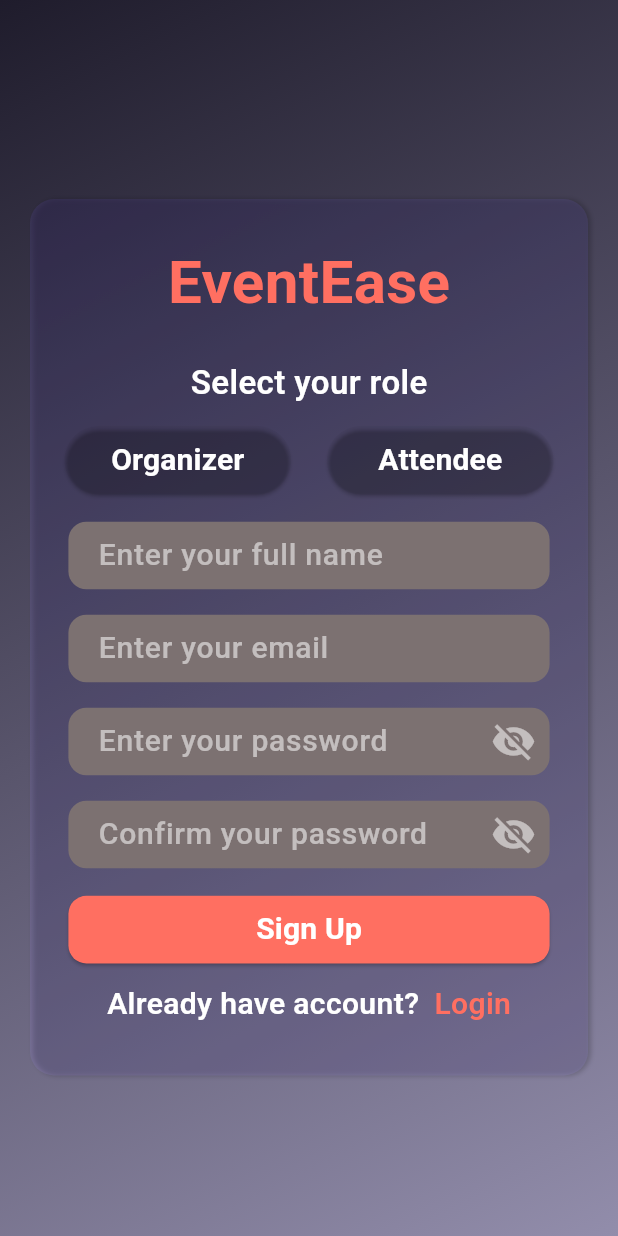
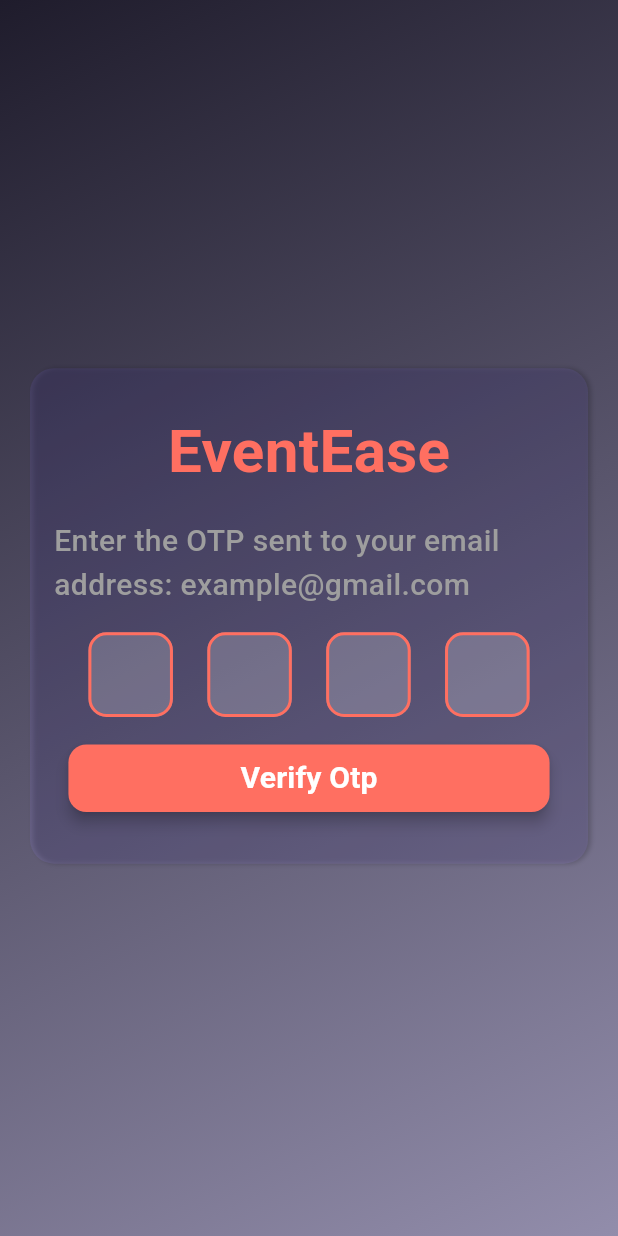
Before and after one commit to iimirzaa/event_management_system, a Flutter app: the SignupView screen opened directly, after a tap on "Sign Up", on a phone screen of 412 x 824 dp. Run offline on Flutter 3.47's test engine with Material 3 defaults, Android fonts, the phone set to English and light mode, and no system bars; our stand-ins replace bloc, flutter_bloc, flutter_screenutil.

Commit message:
Initial Commit

```diff
--- a/lib/CustomWidget/CustomButton.dart
+++ b/lib/CustomWidget/CustomButton.dart
@@ -30,6 +30,7 @@ class _CustomButtonState extends State<CustomButton> {
       onPressed: widget.press,
 
       style: ElevatedButton.styleFrom(
+        elevation: 4,
         maximumSize: Size(widget.width, widget.height),
         minimumSize: Size(widget.width,widget.height),
         backgroundColor: widget.color,
--- a/lib/features/Auth/Auth_Bloc/auth_bloc.dart
+++ b/lib/features/Auth/Auth_Bloc/auth_bloc.dart
@@ -22,5 +22,8 @@ class AuthBloc extends Bloc<AuthEvent, AuthState> {
     on<SignUpClicked>((event,emit){
       emit(SignUpState());
     });
+    on<SignUpButtonClicked>((event,emit){
+      emit(SignUpButtonState());
+    });
   }
 }
--- a/lib/features/Auth/Auth_Bloc/auth_event.dart
+++ b/lib/features/Auth/Auth_Bloc/auth_event.dart
@@ -28,7 +28,7 @@ class LoginButtonClicked extends AuthEvent{
    required this.key
 });
 
-
-
+}
+class SignUpButtonClicked extends AuthEvent{
 
 }
--- a/lib/features/Auth/Auth_Bloc/auth_state.dart
+++ b/lib/features/Auth/Auth_Bloc/auth_state.dart
@@ -32,3 +32,4 @@ class LoginErrorState extends AuthState{
 });
 
 }
+class SignUpButtonState extends AuthState{}
--- /dev/null
+++ b/lib/features/Auth/Otp/send_otp.dart
@@ -0,0 +1,206 @@
+import 'package:event_management_system/Scaffold_Theme/scaffold_gradient.dart';
+import 'package:flutter/material.dart';
+import 'package:event_management_system/CustomWidget/CustomButton.dart';
+import 'package:event_management_system/CustomWidget/CustomText.dart';
+import 'package:event_management_system/CustomWidget/custominput.dart';
+import 'package:event_management_system/Scaffold_Theme/scaffold_gradient.dart';
+import 'package:event_management_system/features/Auth/Login/login_view.dart';
+import 'package:event_management_system/features/Auth/Otp/send_otp.dart';
+import 'package:flutter/material.dart';
+import 'package:flutter_screenutil/flutter_screenutil.dart';
+import 'package:flutter_bloc/flutter_bloc.dart';
+import '../Auth_Bloc/auth_bloc.dart';
+
+class SendOtp extends StatefulWidget {
+  const SendOtp({super.key});
+
+  @override
+  State<SendOtp> createState() => _SendOtpState();
+}
+
+class _SendOtpState extends State<SendOtp> {
+  final List<TextEditingController> _controller = List.generate(
+    4,
+    (_) => TextEditingController(),
+  );
+  final List<FocusNode> _focusnode = List.generate(4, (_) => FocusNode());
+  @override
+  void dispose() {
+    for (var c in _controller) {
+      c.dispose();
+    }
+    for (var f in _focusnode) {
+      f.dispose();
+    }
+    super.dispose();
+  }
+
+  void _onChanged(int index, String value) {
+    if (value.isNotEmpty) {
+      if (index < 3) {
+        FocusScope.of(context).requestFocus(_focusnode[index + 1]);
+      } else {
+        _focusnode[index].unfocus(); // done typing
+      }
+    } else {
+      if (index > 0) {
+        FocusScope.of(context).requestFocus(_focusnode[index - 1]);
+      }
+    }
+  }
+
+  final _form_key = GlobalKey<FormState>();
+  @override
+  Widget build(BuildContext context) {
+    return BlocConsumer<AuthBloc, AuthState>(
+      listener: (context, state) {
+        if (state is LoginGestureState) {
+          Navigator.push(
+            context,
+            MaterialPageRoute(builder: (_) => LoginView()),
+          );
+        }
+        if (state is SignUpButtonState) {
+          Navigator.pushReplacement(
+            context,
+            MaterialPageRoute(builder: (_) => SendOtp()),
+          );
+        }
+      },
+      builder: (context, state) {
+        return GradientScaffold(
+          body: SingleChildScrollView(
+            child: SafeArea(
+              child: Center(
+                child: Padding(
+                  padding: const EdgeInsets.all(20.0),
+                  child: Column(
+                    mainAxisAlignment: MainAxisAlignment.center,
+                    children: [
+                      SizedBox(height: 200.h),
+                      Container(
+                        decoration: BoxDecoration(
+                          color: Color(0xFF928dab),
+                          backgroundBlendMode: BlendMode.softLight,
+                          borderRadius: BorderRadius.circular(16.r),
+                          boxShadow: [
+                            BoxShadow(
+                              color: Colors.black.withOpacity(0.2),
+                              blurRadius: 2,
+                              offset: Offset(2, 0),
+                            ),
+                          ],
+                        ),
+                        child: Padding(
+                          padding: EdgeInsets.all(16.0.r),
+                          child: Form(
+                            key: _form_key,
+                            child: Column(
+                              mainAxisAlignment: MainAxisAlignment.center,
+
+                              children: [
+                                SizedBox(height: 10.h),
+                                CustomText(
+                                  text: "EventEase",
+                                  color: Color(0xFFFF6F61),
+                                  weight: FontWeight.w800,
+                                  size: 40.sp,
+                                ),
+                                SizedBox(height: 15.h),
+                                CustomText(
+                                  text:
+                                      "Enter the OTP sent to your email address: example@gmail.com",
+                                  color: Colors.grey,
+                                  weight: FontWeight.w400,
+                                  size: 20.sp,
+                                ),
+                                SizedBox(height: 15.h),
+                                Row(
+                                  mainAxisAlignment:
+                                      MainAxisAlignment.spaceEvenly,
+                                  children: List.generate(4, (index) {
+                                    return TextFormField(
+                                      style: TextStyle(
+                                        color: Colors.white,
+                                        fontWeight: FontWeight.w600,
+                                        fontSize: 25.sp,
+                                      ),
+                                      onChanged: (value) => _onChanged(
+                                        index,
+                                        _controller[index].text.trim(),
+                                      ),
+                                      showCursor: false,
+                                      maxLength: 1,
+                                      focusNode: _focusnode[index],
+                                      controller: _controller[index],
+                                      keyboardType: TextInputType.number,
+                                      textAlign: TextAlign.center,
+                                      decoration: InputDecoration(
+                                        constraints: BoxConstraints(
+                                          minHeight: 50.h,
+                                          maxHeight: 50.h,
+                                          minWidth: 50.h,
+                                          maxWidth: 50.h,
+                                        ),
+                                        filled: true,
+                                        fillColor: Colors.white.withAlpha(50),
+                                        counterText: "",
+                                        border: OutlineInputBorder(
+                                          borderRadius: BorderRadius.circular(
+                                            12.r,
+                                          ),
+                                          borderSide: BorderSide(
+                                            color: Color(0xFFFF6F61),
+                                            width: 2,
+                                          ),
+                                        ),
+                                        enabledBorder: OutlineInputBorder(
+                                          borderRadius: BorderRadius.circular(
+                                            12.r,
+                                          ),
+                                          borderSide: BorderSide(
+                                            color: Color(0xFFFF6F61),
+                                            width: 2,
+                                          ),
+                                        ),
+                                        focusedBorder: OutlineInputBorder(
+                                          borderRadius: BorderRadius.circular(
+                                            12.r,
+                                          ),
+                                          borderSide: BorderSide(
+                                            color: Colors.orangeAccent,
+                                            width: 2,
+                                          ),
+                                        ),
+                                      ),
+                                    );
+                                  }),
+                                ),
+                                SizedBox(height: 15.h),
+                                CustomButton(
+                                  text: "Verify Otp",
+                                  height: 40.h,
+                                  width: 320.w,
+                                  color: Color(0xFFFF6F61),
+                                  press: () {},
+                                  border: 12,
+                                ),
+                                SizedBox(
+                                  height: 15.h,
+                                )
+                              ],
+                            ),
+                          ),
+                        ),
+                      ),
+                    ],
+                  ),
+                ),
+              ),
+            ),
+          ),
+        );
+      },
+    );
+  }
+}
--- a/lib/features/Auth/signup/signup_view.dart
+++ b/lib/features/Auth/signup/signup_view.dart
@@ -3,6 +3,7 @@ import 'package:event_management_system/CustomWidget/CustomText.dart';
 import 'package:event_management_system/CustomWidget/custominput.dart';
 import 'package:event_management_system/Scaffold_Theme/scaffold_gradient.dart';
 import 'package:event_management_system/features/Auth/Login/login_view.dart';
+import 'package:event_management_system/features/Auth/Otp/send_otp.dart';
 import 'package:flutter/material.dart';
 import 'package:flutter_screenutil/flutter_screenutil.dart';
 import 'package:flutter_bloc/flutter_bloc.dart';
@@ -40,6 +41,12 @@ class _SignupViewState extends State<SignupView> {
           Navigator.push(
             context,
             MaterialPageRoute(builder: (_) => LoginView()),
+          );
+        }
+        if (state is SignUpButtonState) {
+          Navigator.pushReplacement(
+            context,
+            MaterialPageRoute(builder: (_) => SendOtp()),
           );
         }
       },
@@ -142,7 +149,7 @@ class _SignupViewState extends State<SignupView> {
                                   obsecure: notvisiblesignup,
                                   onTap: () {
                                     context.read<AuthBloc>().add(
-                                      EyeIconClicked(
+                                      EyeIconSignUpClicked(
                                         visibilty: notvisiblesignup,
                                       ),
                                     );
@@ -157,7 +164,7 @@ class _SignupViewState extends State<SignupView> {
                                   obsecure: notvisiblesignup,
                                   onTap: () {
                                     context.read<AuthBloc>().add(
-                                      EyeIconClicked(
+                                      EyeIconSignUpClicked(
                                         visibilty: notvisiblesignup,
                                       ),
                                     );
@@ -170,7 +177,9 @@ class _SignupViewState extends State<SignupView> {
                                   width: 320.w,
                                   color: Color(0xFFFF6F61),
                                   border: 12,
-                                  press: () {},
+                                  press: () {
+                                    context.read<AuthBloc>().add(SignUpButtonClicked());
+                                  },
                                 ),
 
                                 SizedBox(height: 10.h),
```
Also changed, not shown: 5 other files.
